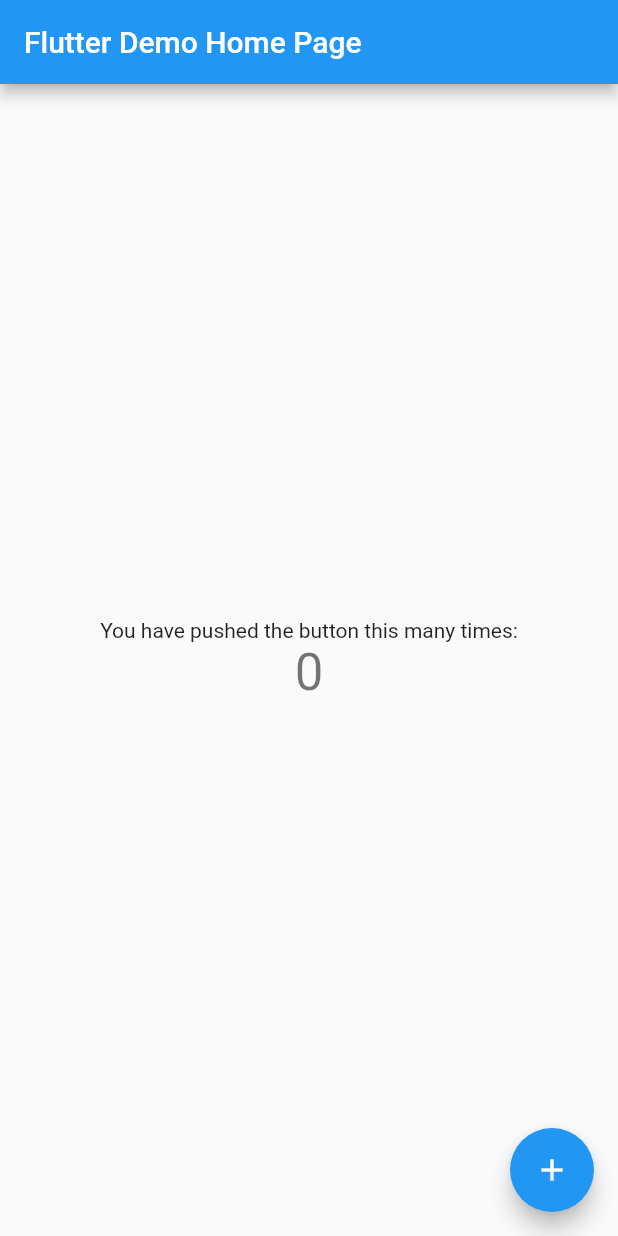
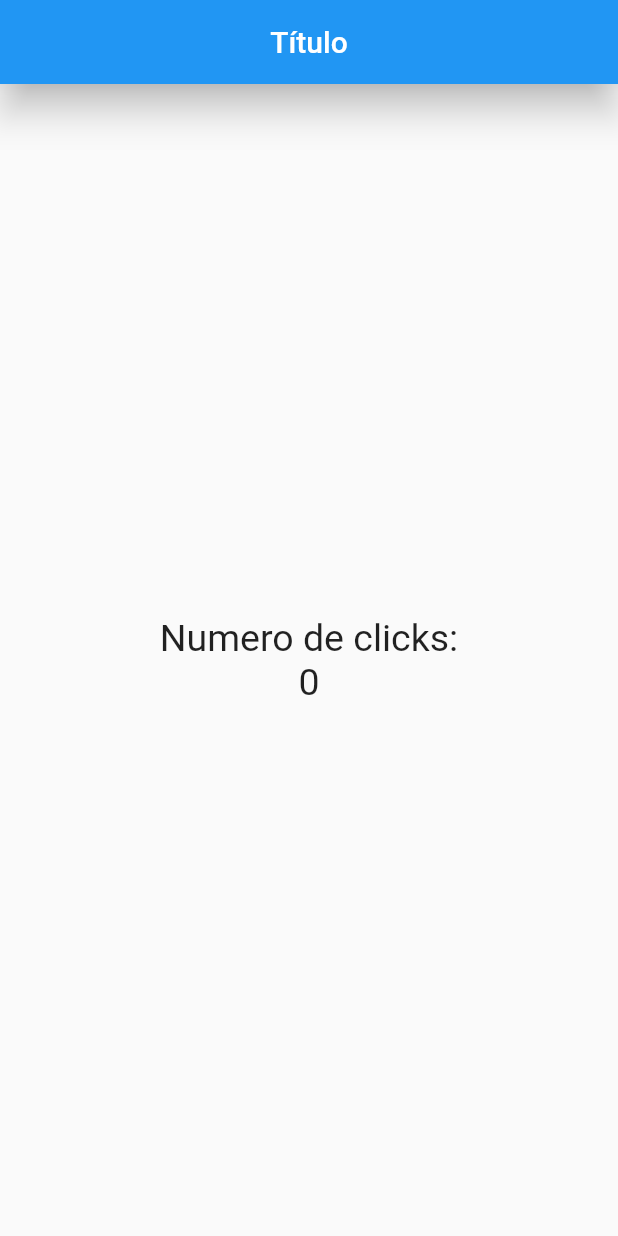
Before and after one commit to yxzandra/FlutterApp, a Flutter app: the screen it shows after launch, on a phone screen of 412 x 824 dp. Run offline on Flutter 3.47's test engine with Material 2 defaults, Android fonts, the phone set to English and light mode, and no system bars.

Commit message:
- Se borra el proyecto de ejemplo - Se crea la clase home_page para crear el appbar y los componentes de la vista interna

```diff
--- a/counter_app/lib/main.dart
+++ b/counter_app/lib/main.dart
@@ -1,117 +1,8 @@
 import 'package:flutter/material.dart';
 
+// Nosotros escribimos
+import 'src/app.dart';
+
 void main() {
-  runApp(MyApp());
+  runApp(new MyApp());
 }
-
-class MyApp extends StatelessWidget {
-  // This widget is the root of your application.
-  @override
-  Widget build(BuildContext context) {
-    return MaterialApp(
-      title: 'Flutter Demo',
-      theme: ThemeData(
-        // This is the theme of your application.
-        //
-        // Try running your application with "flutter run". You'll see the
-        // application has a blue toolbar. Then, without quitting the app, try
-        // changing the primarySwatch below to Colors.green and then invoke
-        // "hot reload" (press "r" in the console where you ran "flutter run",
-        // or simply save your changes to "hot reload" in a Flutter IDE).
-        // Notice that the counter didn't reset back to zero; the application
-        // is not restarted.
-        primarySwatch: Colors.blue,
-        // This makes the visual density adapt to the platform that you run
-        // the app on. For desktop platforms, the controls will be smaller and
-        // closer together (more dense) than on mobile platforms.
-        visualDensity: VisualDensity.adaptivePlatformDensity,
-      ),
-      home: MyHomePage(title: 'Flutter Demo Home Page'),
-    );
-  }
-}
-
-class MyHomePage extends StatefulWidget {
-  MyHomePage({Key key, this.title}) : super(key: key);
-
-  // This widget is the home page of your application. It is stateful, meaning
-  // that it has a State object (defined below) that contains fields that affect
-  // how it looks.
-
-  // This class is the configuration for the state. It holds the values (in this
-  // case the title) provided by the parent (in this case the App widget) and
-  // used by the build method of the State. Fields in a Widget subclass are
-  // always marked "final".
-
-  final String title;
-
-  @override
-  _MyHomePageState createState() => _MyHomePageState();
-}
-
-class _MyHomePageState extends State<MyHomePage> {
-  int _counter = 0;
-
-  void _incrementCounter() {
-    setState(() {
-      // This call to setState tells the Flutter framework that something has
-      // changed in this State, which causes it to rerun the build method below
-      // so that the display can reflect the updated values. If we changed
-      // _counter without calling setState(), then the build method would not be
-      // called again, and so nothing would appear to happen.
-      _counter++;
-    });
-  }
-
-  @override
-  Widget build(BuildContext context) {
-    // This method is rerun every time setState is called, for instance as done
-    // by the _incrementCounter method above.
-    //
-    // The Flutter framework has been optimized to make rerunning build methods
-    // fast, so that you can just rebuild anything that needs updating rather
-    // than having to individually change instances of widgets.
-    return Scaffold(
-      appBar: AppBar(
-        // Here we take the value from the MyHomePage object that was created by
-        // the App.build method, and use it to set our appbar title.
-        title: Text(widget.title),
-      ),
-      body: Center(
-        // Center is a layout widget. It takes a single child and positions it
-        // in the middle of the parent.
-        child: Column(
-          // Column is also a layout widget. It takes a list of children and
-          // arranges them vertically. By default, it sizes itself to fit its
-          // children horizontally, and tries to be as tall as its parent.
-          //
-          // Invoke "debug painting" (press "p" in the console, choose the
-          // "Toggle Debug Paint" action from the Flutter Inspector in Android
-          // Studio, or the "Toggle Debug Paint" command in Visual Studio Code)
-          // to see the wireframe for each widget.
-          //
-          // Column has various properties to control how it sizes itself and
-          // how it positions its children. Here we use mainAxisAlignment to
-          // center the children vertically; the main axis here is the vertical
-          // axis because Columns are vertical (the cross axis would be
-          // horizontal).
-          mainAxisAlignment: MainAxisAlignment.center,
-          children: <Widget>[
-            Text(
-              'You have pushed the button this many times:',
-            ),
-            Text(
-              '$_counter',
-              style: Theme.of(context).textTheme.headline4,
-            ),
-          ],
-        ),
-      ),
-      floatingActionButton: FloatingActionButton(
-        onPressed: _incrementCounter,
-        tooltip: 'Increment',
-        child: Icon(Icons.add),
-      ), // This trailing comma makes auto-formatting nicer for build methods.
-    );
-  }
-}
--- /dev/null
+++ b/counter_app/lib/src/app.dart
@@ -0,0 +1,13 @@
+import 'package:counter_app/src/pages/home_page.dart';
+import 'package:flutter/material.dart';
+
+class MyApp extends StatelessWidget {
+  @override
+  Widget build(context) {
+    return MaterialApp(
+      home: Center(
+        child: HomePage(),
+      ),
+    );
+  }
+}
--- /dev/null
+++ b/counter_app/lib/src/pages/home_page.dart
@@ -0,0 +1,22 @@
+import 'package:flutter/material.dart';
+
+class HomePage extends StatelessWidget {
+  @override
+  Widget build(BuildContext context) {
+    return Scaffold(
+      appBar: AppBar(
+        title: Text('Título'),
+        centerTitle: true,
+        elevation: 10.0,
+      ),
+      body: Center(
+          child: Column(
+        mainAxisAlignment: MainAxisAlignment.center,
+        children: <Widget>[
+          Text('Numero de clicks:', style: TextStyle(fontSize: 25)),
+          Text('0', style: TextStyle(fontSize: 25)),
+        ],
+      )),
+    );
+  }
+}
```
Also changed, not shown: 1 other file.
